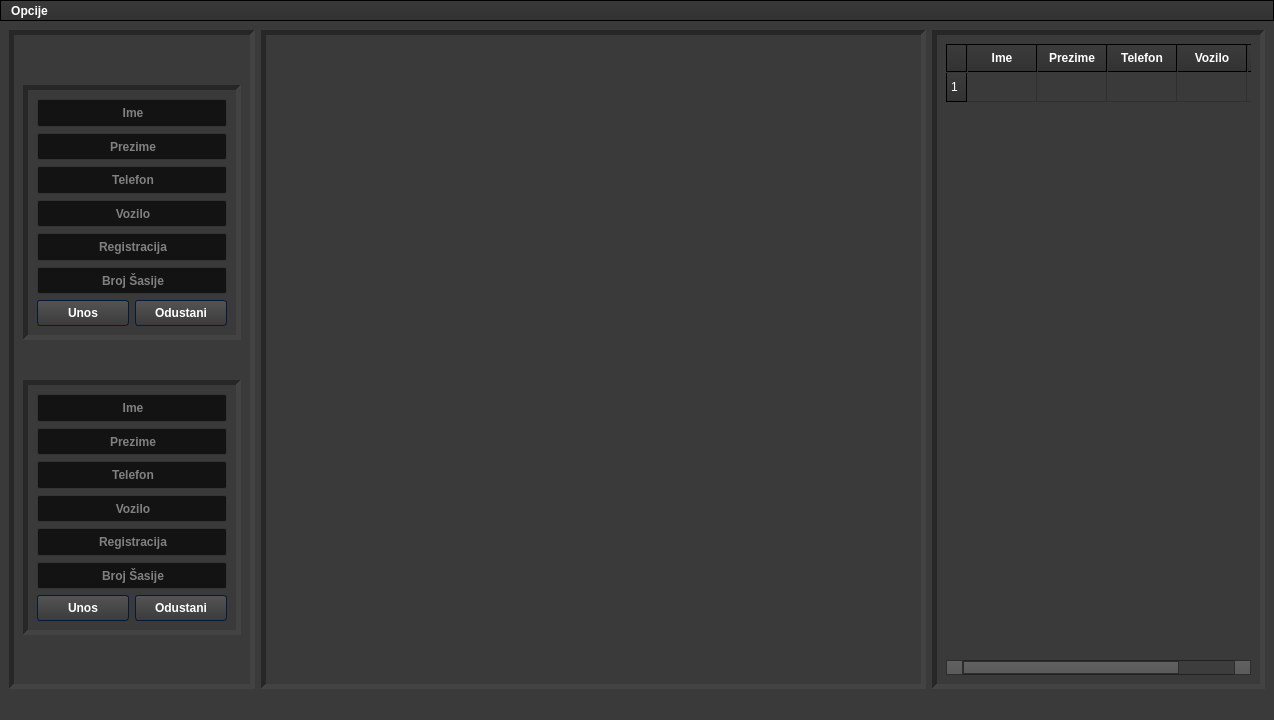
This is untitled.ui in 4ntim4tter/Budget-Flow as Qt 5 draws it before an edit. The edited form follows.
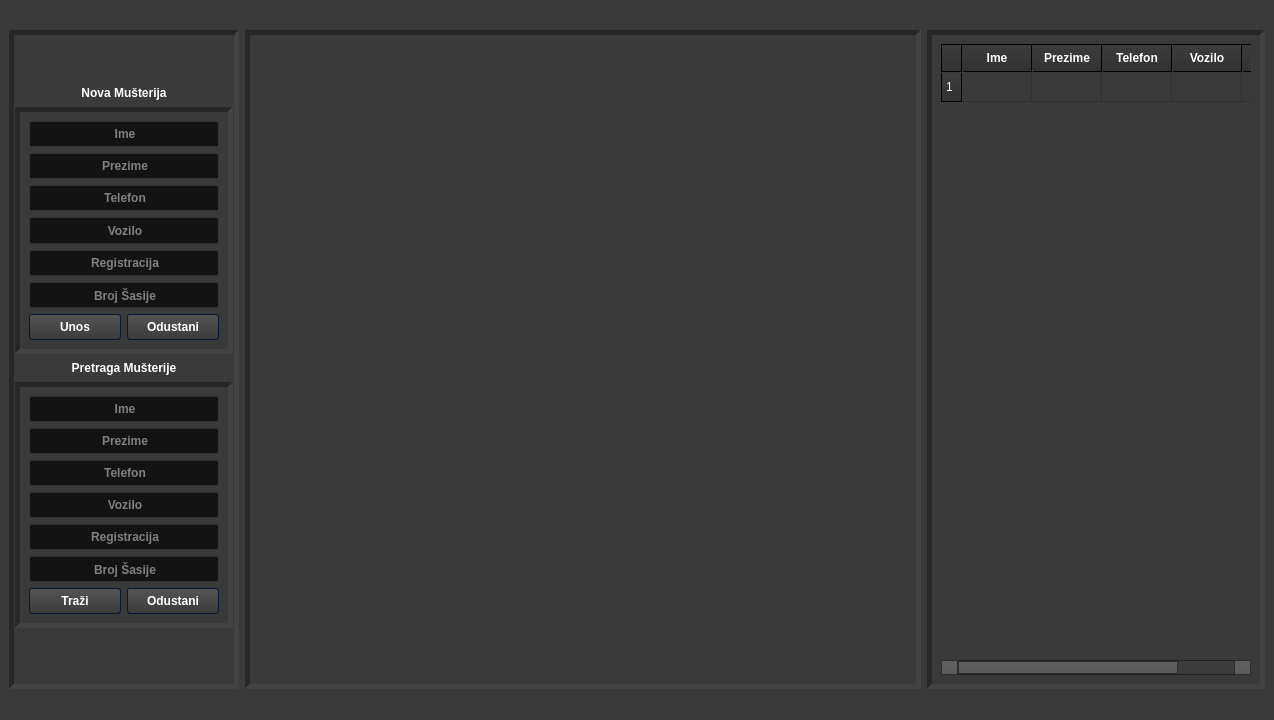
This is the edited form. Icons and pictures are not drawn.

The edit to the form file:
```diff
--- a/untitled.ui
+++ b/untitled.ui
@@ -1030,6 +1030,9 @@
     </font>
    </property>
    <layout class="QGridLayout" name="gridLayout_4" columnstretch="3,10,5">
+    <property name="topMargin">
+     <number>30</number>
+    </property>
     <item row="0" column="2">
      <widget class="QFrame" name="right_frame">
       <property name="sizePolicy">
@@ -1211,23 +1214,52 @@
       <property name="midLineWidth">
        <number>5</number>
       </property>
-      <layout class="QFormLayout" name="formLayout">
-       <property name="fieldGrowthPolicy">
-        <enum>QFormLayout::ExpandingFieldsGrow</enum>
-       </property>
-       <property name="formAlignment">
-        <set>Qt::AlignCenter</set>
-       </property>
-       <property name="horizontalSpacing">
-        <number>0</number>
-       </property>
-       <property name="verticalSpacing">
-        <number>40</number>
+      <layout class="QVBoxLayout" name="verticalLayout">
+       <property name="leftMargin">
+        <number>1</number>
        </property>
        <property name="topMargin">
         <number>50</number>
        </property>
-       <item row="0" column="0">
+       <property name="rightMargin">
+        <number>1</number>
+       </property>
+       <property name="bottomMargin">
+        <number>50</number>
+       </property>
+       <item>
+        <widget class="QLabel" name="add_customer_label">
+         <property name="font">
+          <font>
+           <family>Arial</family>
+           <weight>75</weight>
+           <bold>true</bold>
+          </font>
+         </property>
+         <property name="frameShape">
+          <enum>QFrame::StyledPanel</enum>
+         </property>
+         <property name="frameShadow">
+          <enum>QFrame::Sunken</enum>
+         </property>
+         <property name="lineWidth">
+          <number>5</number>
+         </property>
+         <property name="midLineWidth">
+          <number>5</number>
+         </property>
+         <property name="text">
+          <string>Nova Mušterija</string>
+         </property>
+         <property name="scaledContents">
+          <bool>true</bool>
+         </property>
+         <property name="alignment">
+          <set>Qt::AlignCenter</set>
+         </property>
+        </widget>
+       </item>
+       <item>
         <widget class="QFrame" name="customer_entry_box">
          <property name="sizePolicy">
           <sizepolicy hsizetype="Expanding" vsizetype="Expanding">
@@ -1256,7 +1288,7 @@
           <number>5</number>
          </property>
          <layout class="QFormLayout" name="formLayout_2">
-          <item row="0" column="0" colspan="2">
+          <item row="1" column="0" colspan="2">
            <widget class="QLineEdit" name="add_customer_name">
             <property name="sizePolicy">
              <sizepolicy hsizetype="Expanding" vsizetype="Expanding">
@@ -1280,7 +1312,7 @@
             </property>
            </widget>
           </item>
-          <item row="1" column="0" colspan="2">
+          <item row="2" column="0" colspan="2">
            <widget class="QLineEdit" name="add_customer_surname">
             <property name="sizePolicy">
              <sizepolicy hsizetype="Expanding" vsizetype="Expanding">
@@ -1304,7 +1336,7 @@
             </property>
            </widget>
           </item>
-          <item row="2" column="0" colspan="2">
+          <item row="3" column="0" colspan="2">
            <widget class="QLineEdit" name="add_customer_phone">
             <property name="sizePolicy">
              <sizepolicy hsizetype="Expanding" vsizetype="Expanding">
@@ -1331,7 +1363,7 @@
             </property>
            </widget>
           </item>
-          <item row="3" column="0" colspan="2">
+          <item row="4" column="0" colspan="2">
            <widget class="QLineEdit" name="add_customer_vehicle">
             <property name="sizePolicy">
              <sizepolicy hsizetype="Expanding" vsizetype="Expanding">
@@ -1358,7 +1390,7 @@
             </property>
            </widget>
           </item>
-          <item row="4" column="0" colspan="2">
+          <item row="5" column="0" colspan="2">
            <widget class="QLineEdit" name="add_customer_plates">
             <property name="sizePolicy">
              <sizepolicy hsizetype="Expanding" vsizetype="Expanding">
@@ -1382,7 +1414,7 @@
             </property>
            </widget>
           </item>
-          <item row="5" column="0" colspan="2">
+          <item row="6" column="0" colspan="2">
            <widget class="QLineEdit" name="add_customer_chasis">
             <property name="sizePolicy">
              <sizepolicy hsizetype="Expanding" vsizetype="Expanding">
@@ -1409,7 +1441,7 @@
             </property>
            </widget>
           </item>
-          <item row="6" column="0">
+          <item row="7" column="0">
            <widget class="QPushButton" name="save_new_customer_button">
             <property name="sizePolicy">
              <sizepolicy hsizetype="Expanding" vsizetype="Expanding">
@@ -1430,7 +1462,7 @@
             </property>
            </widget>
           </item>
-          <item row="6" column="1">
+          <item row="7" column="1">
            <widget class="QPushButton" name="cancel_new_customer_button">
             <property name="sizePolicy">
              <sizepolicy hsizetype="Expanding" vsizetype="Expanding">
@@ -1454,7 +1486,42 @@
          </layout>
         </widget>
        </item>
-       <item row="1" column="0">
+       <item>
+        <widget class="QLabel" name="search_customer_label">
+         <property name="font">
+          <font>
+           <family>Arial</family>
+           <weight>75</weight>
+           <bold>true</bold>
+          </font>
+         </property>
+         <property name="frameShape">
+          <enum>QFrame::StyledPanel</enum>
+         </property>
+         <property name="frameShadow">
+          <enum>QFrame::Sunken</enum>
+         </property>
+         <property name="lineWidth">
+          <number>5</number>
+         </property>
+         <property name="midLineWidth">
+          <number>5</number>
+         </property>
+         <property name="text">
+          <string>Pretraga Mušterije</string>
+         </property>
+         <property name="textFormat">
+          <enum>Qt::AutoText</enum>
+         </property>
+         <property name="scaledContents">
+          <bool>true</bool>
+         </property>
+         <property name="alignment">
+          <set>Qt::AlignCenter</set>
+         </property>
+        </widget>
+       </item>
+       <item>
         <widget class="QFrame" name="customer_search_box">
          <property name="sizePolicy">
           <sizepolicy hsizetype="Expanding" vsizetype="Expanding">
@@ -1486,7 +1553,7 @@
           <number>5</number>
          </property>
          <layout class="QFormLayout" name="formLayout_3">
-          <item row="0" column="0" colspan="2">
+          <item row="1" column="0" colspan="2">
            <widget class="QLineEdit" name="search_customer_name">
             <property name="sizePolicy">
              <sizepolicy hsizetype="Expanding" vsizetype="Expanding">
@@ -1510,7 +1577,7 @@
             </property>
            </widget>
           </item>
-          <item row="1" column="0" colspan="2">
+          <item row="2" column="0" colspan="2">
            <widget class="QLineEdit" name="search_customer_surname">
             <property name="sizePolicy">
              <sizepolicy hsizetype="Expanding" vsizetype="Expanding">
@@ -1534,7 +1601,7 @@
             </property>
            </widget>
           </item>
-          <item row="2" column="0" colspan="2">
+          <item row="3" column="0" colspan="2">
            <widget class="QLineEdit" name="search_customer_phone">
             <property name="sizePolicy">
              <sizepolicy hsizetype="Expanding" vsizetype="Expanding">
@@ -1561,7 +1628,7 @@
             </property>
            </widget>
           </item>
-          <item row="3" column="0" colspan="2">
+          <item row="4" column="0" colspan="2">
            <widget class="QLineEdit" name="search_customer_vehicle">
             <property name="sizePolicy">
              <sizepolicy hsizetype="Expanding" vsizetype="Expanding">
@@ -1588,7 +1655,7 @@
             </property>
            </widget>
           </item>
-          <item row="4" column="0" colspan="2">
+          <item row="5" column="0" colspan="2">
            <widget class="QLineEdit" name="search_customer_plates">
             <property name="sizePolicy">
              <sizepolicy hsizetype="Expanding" vsizetype="Expanding">
@@ -1612,7 +1679,7 @@
             </property>
            </widget>
           </item>
-          <item row="5" column="0" colspan="2">
+          <item row="6" column="0" colspan="2">
            <widget class="QLineEdit" name="search_customer_chasis">
             <property name="sizePolicy">
              <sizepolicy hsizetype="Expanding" vsizetype="Expanding">
@@ -1639,7 +1706,7 @@
             </property>
            </widget>
           </item>
-          <item row="6" column="0">
+          <item row="7" column="0">
            <widget class="QPushButton" name="search_customer_button">
             <property name="sizePolicy">
              <sizepolicy hsizetype="Expanding" vsizetype="Expanding">
@@ -1656,11 +1723,11 @@
              </font>
             </property>
             <property name="text">
-             <string>Unos</string>
+             <string>Traži</string>
             </property>
            </widget>
           </item>
-          <item row="6" column="1">
+          <item row="7" column="1">
            <widget class="QPushButton" name="cancel_search_customer_button">
             <property name="sizePolicy">
              <sizepolicy hsizetype="Expanding" vsizetype="Expanding">
@@ -1684,8 +1751,8 @@
          </layout>
         </widget>
        </item>
-       <item row="2" column="1">
-        <widget class="QWidget" name="emptyRowWidget" native="true"/>
+       <item>
+        <widget class="QFrame" name="emptyRowFrame"/>
        </item>
       </layout>
      </widget>
@@ -1715,84 +1782,6 @@
    </layout>
   </widget>
   <widget class="QStatusBar" name="statusBar"/>
-  <widget class="QMenuBar" name="menu_bar">
-   <property name="geometry">
-    <rect>
-     <x>0</x>
-     <y>0</y>
-     <width>1274</width>
-     <height>23</height>
-    </rect>
-   </property>
-   <property name="font">
-    <font>
-     <family>Arial</family>
-     <weight>75</weight>
-     <bold>true</bold>
-    </font>
-   </property>
-   <widget class="QMenu" name="menu_options">
-    <property name="font">
-     <font>
-      <family>Arial</family>
-      <weight>75</weight>
-      <bold>true</bold>
-     </font>
-    </property>
-    <property name="title">
-     <string>Opcije</string>
-    </property>
-    <addaction name="action_open_customer_entry_box"/>
-    <addaction name="action_open_customer_search_box"/>
-   </widget>
-   <addaction name="menu_options"/>
-  </widget>
-  <action name="action_open_customer_search_box">
-   <property name="icon">
-    <iconset>
-     <normaloff>Icons/accumulator.png</normaloff>Icons/accumulator.png</iconset>
-   </property>
-   <property name="text">
-    <string>Pretraga</string>
-   </property>
-   <property name="toolTip">
-    <string>Find customers</string>
-   </property>
-   <property name="font">
-    <font>
-     <family>Arial</family>
-     <pointsize>9</pointsize>
-     <weight>75</weight>
-     <bold>true</bold>
-    </font>
-   </property>
-   <property name="shortcut">
-    <string>Alt+V</string>
-   </property>
-  </action>
-  <action name="action_open_customer_entry_box">
-   <property name="icon">
-    <iconset>
-     <normaloff>Icons/car.png</normaloff>Icons/car.png</iconset>
-   </property>
-   <property name="text">
-    <string>Dodaj Mušteriju</string>
-   </property>
-   <property name="toolTip">
-    <string>Add new customer</string>
-   </property>
-   <property name="font">
-    <font>
-     <family>Arial</family>
-     <pointsize>9</pointsize>
-     <weight>75</weight>
-     <bold>true</bold>
-    </font>
-   </property>
-   <property name="shortcut">
-    <string>Alt+C</string>
-   </property>
-  </action>
  </widget>
  <tabstops>
   <tabstop>add_customer_name</tabstop>
```
